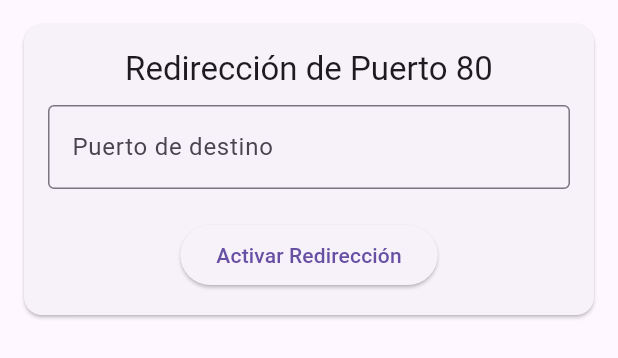
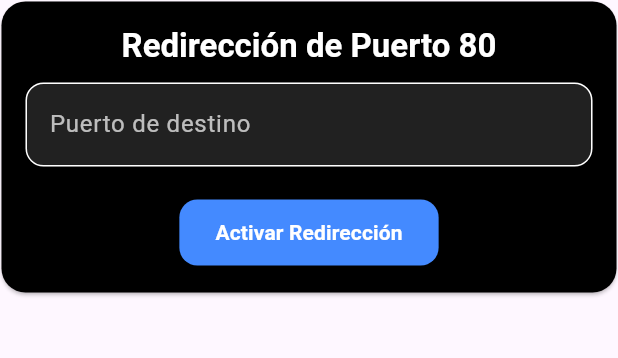
Before and after one commit to Zonoik09/JXDrive, a Flutter app: the PortRedirectWidget widget shown alone on an empty page, opened directly with empty values, on a phone screen of 412 x 824 dp. Shown: the top 358 px of the screen. Run offline on Flutter 3.47's test engine with Material 3 defaults, Android fonts, the phone set to English and light mode, and no system bars; our stand-ins replace file_picker; missing offline and left inert: dartssh2.

Commit message:
hot fix
Arreglado por segunda vez el back, barra de server status, input de server refirect port

```diff
--- a/lib/ServerControlWidget.dart
+++ b/lib/ServerControlWidget.dart
@@ -193,7 +193,7 @@ class StatusIndicator extends StatelessWidget {
   @override
   Widget build(BuildContext context) {
     return CustomPaint(
-      size: const Size(12, 12), // Tamaño más pequeño
+      size: const Size(12, 12),
       painter: StatusPainter(_getStatusColor()),
     );
   }
@@ -210,7 +210,6 @@ class StatusPainter extends CustomPainter {
       ..color = color
       ..style = PaintingStyle.fill;
 
-    // Dibuja un círculo más pequeño
     canvas.drawCircle(size.center(Offset.zero), size.width, paint);
   }
 
--- a/lib/conection.dart
+++ b/lib/conection.dart
@@ -179,7 +179,7 @@ class ServerConnectionManager {
   Future<String> startServer(String serverPath, String serverType) async {
     try {
       final command = '''
-    cd $serverPath/server
+    cd $serverPath
 
     # Instalar dependencias para Node.js si es necesario
     if [ "$serverType" = "node" ]; then
@@ -188,7 +188,7 @@ class ServerConnectionManager {
 
     # Iniciar el servidor
     if [ "$serverType" = "node" ]; then
-      nohup node app.js > output.log 2>&1 &
+      nohup node server.js > output.log 2>&1 &
     elif [ "$serverType" = "java" ]; then
       nohup java -jar server.jar > output.log 2>&1 &
     fi
--- a/lib/widgetRedirect.dart
+++ b/lib/widgetRedirect.dart
@@ -4,7 +4,8 @@ import 'package:jxdrive/conection.dart'; // Asegúrate de importar correctamente
 class PortRedirectWidget extends StatefulWidget {
   final ServerConnectionManager connection;
 
-  const PortRedirectWidget({Key? key, required this.connection}) : super(key: key);
+  const PortRedirectWidget({Key? key, required this.connection})
+      : super(key: key);
 
   @override
   _PortRedirectWidgetState createState() => _PortRedirectWidgetState();
@@ -17,58 +18,103 @@ class _PortRedirectWidgetState extends State<PortRedirectWidget> {
   Future<void> _toggleRedirection() async {
     final port = _portController.text.trim();
     if (port.isEmpty) {
-      _showMessage("Introduce un puerto válido.");
+      _showMessage("Introduce un puerto válido.", Colors.red);
       return;
     }
 
     try {
       if (_isRedirected) {
         // Eliminar la redirección del puerto 80
-        await widget.connection.executeCommand("sudo iptables -t nat -D PREROUTING -p tcp --dport 80 -j REDIRECT --to-port $port");
-        _showMessage("Redirección eliminada.");
+        await widget.connection.executeCommand(
+            "sudo iptables -t nat -D PREROUTING -p tcp --dport 80 -j REDIRECT --to-port $port");
+        _showMessage("Redirección eliminada.", Colors.green);
       } else {
         // Configurar la redirección del puerto 80
-        await widget.connection.executeCommand("sudo iptables -t nat -A PREROUTING -p tcp --dport 80 -j REDIRECT --to-port $port");
-        _showMessage("Redirección configurada al puerto $port.");
+        await widget.connection.executeCommand(
+            "sudo iptables -t nat -A PREROUTING -p tcp --dport 80 -j REDIRECT --to-port $port");
+        _showMessage("Redirección configurada al puerto $port.", Colors.green);
       }
 
       setState(() {
         _isRedirected = !_isRedirected;
       });
     } catch (e) {
-      _showMessage("Error: $e");
+      _showMessage("Error: $e", Colors.red);
     }
   }
 
-  void _showMessage(String message) {
+  void _showMessage(String message, Color color) {
     ScaffoldMessenger.of(context).showSnackBar(
-      SnackBar(content: Text(message)),
+      SnackBar(
+        content: Text(message),
+        backgroundColor: color,
+      ),
     );
   }
 
   @override
   Widget build(BuildContext context) {
     return Card(
-      margin: const EdgeInsets.all(16),
+      color: Colors.black, // Fondo negro
+      margin: const EdgeInsets.all(1),
+      shape: RoundedRectangleBorder(
+        borderRadius: BorderRadius.circular(16), // Bordes redondeados
+      ),
       child: Padding(
         padding: const EdgeInsets.all(16.0),
         child: Column(
           mainAxisSize: MainAxisSize.min,
           children: [
-            Text("Redirección de Puerto 80", style: Theme.of(context).textTheme.titleLarge),
+            Text(
+              "Redirección de Puerto 80",
+              style: Theme.of(context).textTheme.titleLarge?.copyWith(
+                    color: Colors.white, // Texto en blanco
+                    fontWeight: FontWeight.bold,
+                  ),
+            ),
             const SizedBox(height: 10),
             TextField(
               controller: _portController,
               keyboardType: TextInputType.number,
-              decoration: const InputDecoration(
+              style: const TextStyle(
+                  color: Colors.white), // Texto del input en blanco
+              decoration: InputDecoration(
                 labelText: "Puerto de destino",
-                border: OutlineInputBorder(),
+                labelStyle: const TextStyle(color: Colors.white70),
+                filled: true,
+                fillColor: Colors.grey[900], // Color de fondo del input
+                border: OutlineInputBorder(
+                  borderRadius: BorderRadius.circular(12),
+                  borderSide: BorderSide(color: Colors.white),
+                ),
+                enabledBorder: OutlineInputBorder(
+                  borderRadius: BorderRadius.circular(12),
+                  borderSide: BorderSide(color: Colors.white),
+                ),
+                focusedBorder: OutlineInputBorder(
+                  borderRadius: BorderRadius.circular(12),
+                  borderSide: const BorderSide(color: Colors.blueAccent),
+                ),
               ),
             ),
             const SizedBox(height: 20),
             ElevatedButton(
+              style: ElevatedButton.styleFrom(
+                backgroundColor: _isRedirected ? Colors.red : Colors.blueAccent,
+                padding:
+                    const EdgeInsets.symmetric(horizontal: 24, vertical: 12),
+                shape: RoundedRectangleBorder(
+                  borderRadius: BorderRadius.circular(12),
+                ),
+              ),
               onPressed: _toggleRedirection,
-              child: Text(_isRedirected ? "Desactivar Redirección" : "Activar Redirección"),
+              child: Text(
+                _isRedirected
+                    ? "Desactivar Redirección"
+                    : "Activar Redirección",
+                style: const TextStyle(
+                    color: Colors.white, fontWeight: FontWeight.bold),
+              ),
             ),
           ],
         ),
```
Also changed, not shown: lib/menuArchivos.dart (+73 -12 lines).
